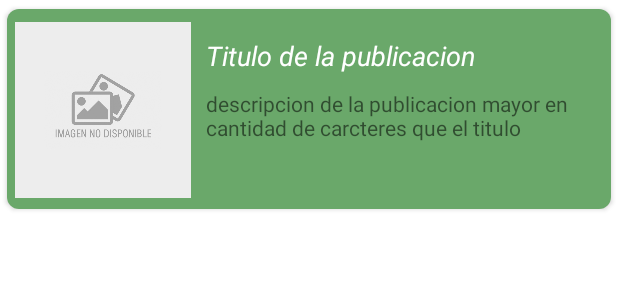
After one commit to CabezasFive/Truekapp, an Android app: the layout mis_publicaciones_list_item.xml on its own in the app's theme, with its tools: preview values and no code run, on a phone screen of 412 x 824 dp. The commit adds this screen. Shown: the top 300 px of the screen. Run offline under Robolectric (Android 15) with nearby library versions, the phone set to English and light mode, and no system bars.

Commit message:
Lista de Publicaciones de usuario

```diff
--- a/app/src/main/res/layout/fragment_home.xml
+++ b/app/src/main/res/layout/fragment_home.xml
@@ -28,7 +28,7 @@
             app:rowCount="3">
 
             <androidx.cardview.widget.CardView
-                android:id="@+id/cardCategorias"
+                android:id="@+id/cardListado"
                 android:layout_width="0dp"
                 android:layout_height="0dp"
                 android:layout_marginLeft="16dp"
@@ -63,7 +63,7 @@
                         android:layout_weight="1"
                         android:autoSizeTextType="uniform"
                         android:padding="2dp"
-                        android:text="CATEGORIAS"
+                        android:text="LISTADO"
                         android:textAlignment="center"
                         android:textColor="@color/white"
                         android:textSize="16sp"
--- /dev/null
+++ b/app/src/main/res/layout/mis_publicaciones_list_item.xml
@@ -0,0 +1,60 @@
+<?xml version="1.0" encoding="utf-8"?>
+<androidx.cardview.widget.CardView xmlns:android="http://schemas.android.com/apk/res/android"
+    xmlns:app="http://schemas.android.com/apk/res-auto"
+    android:id="@+id/card_view_misPublicaciones"
+    android:layout_width="match_parent"
+    android:layout_height="wrap_content"
+    app:cardUseCompatPadding="true"
+    app:cardCornerRadius="8dp"
+    android:layout_marginBottom="16dp">
+
+    <RelativeLayout
+        android:layout_width="match_parent"
+        android:layout_height="wrap_content"
+        android:background="#99076E07"
+        android:outlineAmbientShadowColor="@color/azul"
+        android:paddingBottom="4dp">
+
+        <ImageView
+            android:id="@+id/ivMisPublicacionesCard"
+            android:layout_width="117dp"
+            android:layout_height="124dp"
+            android:layout_marginTop="5dp"
+            android:layout_marginLeft="5dp"
+            android:src="@drawable/sin_imagen"/>
+
+        <TextView
+            android:id="@+id/tituloMisPublicacionesCard"
+            android:layout_width="match_parent"
+            android:layout_height="wrap_content"
+            android:layout_marginTop="13dp"
+            android:layout_marginLeft="10dp"
+            android:textColor="@color/white"
+            android:textSize="18sp"
+            android:textStyle="italic"
+            android:layout_alignTop="@id/ivMisPublicacionesCard"
+            android:layout_alignParentRight="true"
+            android:layout_alignParentEnd="true"
+            android:text="Titulo de la publicacion"
+            android:layout_toRightOf="@id/ivMisPublicacionesCard"
+            android:layout_toEndOf="@id/ivMisPublicacionesCard"
+            />
+
+        <TextView
+            android:id="@+id/descripcionMisPublicaciones"
+            android:layout_width="match_parent"
+            android:layout_height="wrap_content"
+            android:layout_marginTop="10dp"
+            android:layout_marginLeft="10dp"
+            android:layout_below="@id/tituloMisPublicacionesCard"
+            android:layout_alignParentRight="true"
+            android:layout_alignParentEnd="true"
+            android:text="descripcion de la publicacion mayor en cantidad de carcteres que el titulo"
+            android:layout_toRightOf="@id/ivMisPublicacionesCard"
+            android:layout_toEndOf="@id/ivMisPublicacionesCard"
+            />
+
+
+    </RelativeLayout>
+
+</androidx.cardview.widget.CardView>
--- a/app/src/main/res/menu/drawer_menu.xml
+++ b/app/src/main/res/menu/drawer_menu.xml
@@ -11,7 +11,7 @@
     <item
         android:id="@+id/nav_publicaciones"
         android:title="Publicaciones"
-        android:icon="@drawable/b_ojo"
+        android:icon="@drawable/b_lista"
         />
 
     <item
```
Also changed, not shown: app/src/main/java/com/cabezasfive/truekapp/MainActivity.java (+34 -6 lines), app/src/main/java/com/cabezasfive/truekapp/adapters/AdapterMisPublicaciones.java (added, +66 -0 lines), app/src/main/java/com/cabezasfive/truekapp/ui/home/HomeFragment.java (+39 -14 lines), app/src/main/java/com/cabezasfive/truekapp/ui/login/LoginFragment.java (+4 -4 lines), app/src/main/java/com/cabezasfive/truekapp/ui/misOfertas/MisOfertasFragment.java (+92 -30 lines), app/src/main/java/com/cabezasfive/truekapp/ui/misOfertas/MisOfertasViewModel.java (+12 -0 lines), app/src/main/res/layout/fragment_mis_ofertas.xml (+11 -17 lines), app/src/main/res/navigation/nav_graph.xml (+24 -12 lines).
